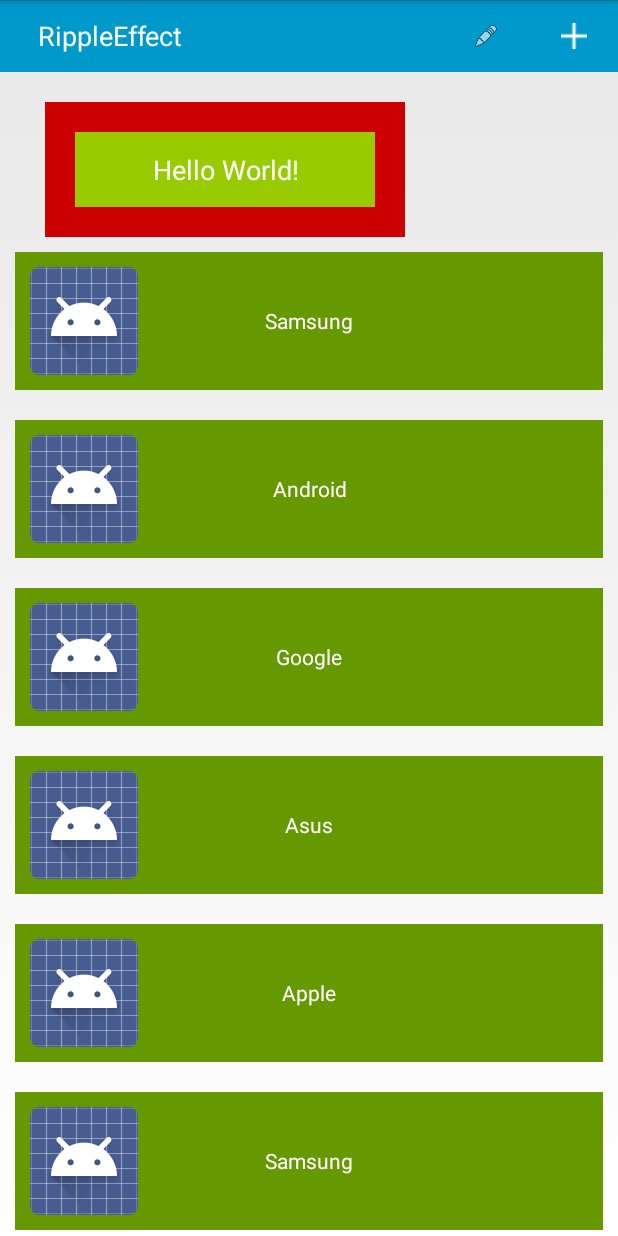
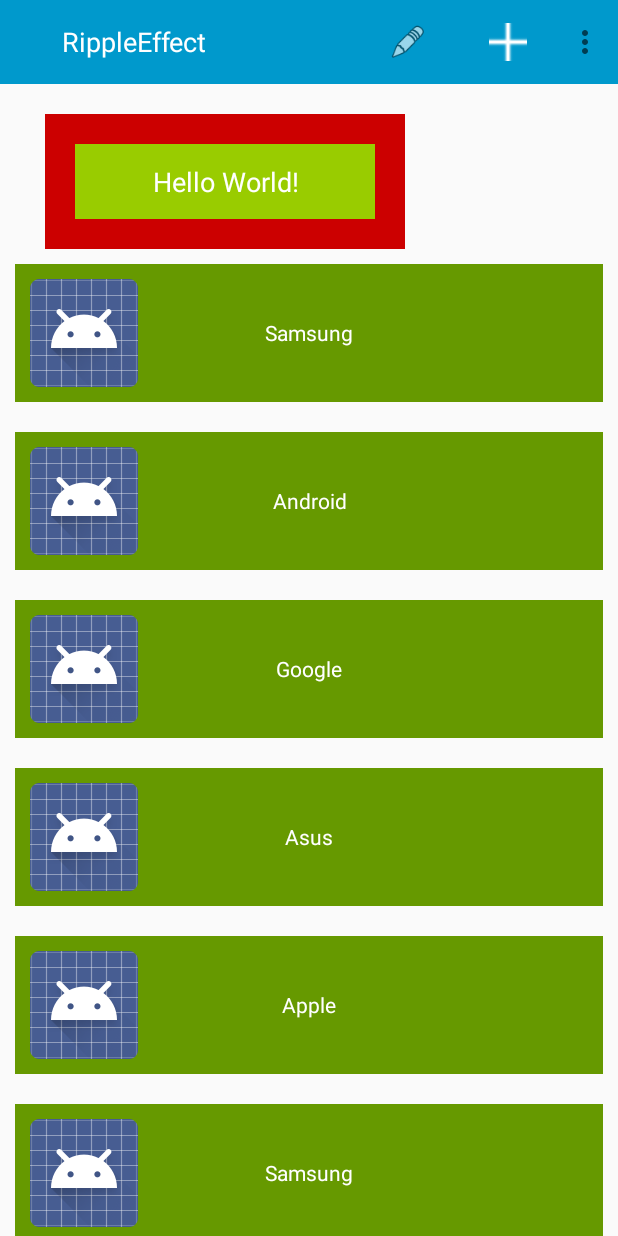
Before and after one commit to traex/RippleEffect, an Android app: the screen it shows after launch (MainActivity), on a phone screen of 412 x 824 dp. Run offline under Robolectric (Android 15) with nearby library versions, the phone set to English and light mode, and no system bars.

Commit message:
[SAMPLE] Sample with Onclick and OnLongClick with Toolbar from appcompat-v7

```diff
--- a/library/build.gradle
+++ b/library/build.gradle
@@ -1,13 +1,13 @@
 apply plugin: 'com.android.library'
 
 android {
-    compileSdkVersion 20
+    compileSdkVersion 21
     buildToolsVersion "20.0.0"
 
     defaultConfig {
         applicationId "com.andexert.library"
         minSdkVersion 9
-        targetSdkVersion 20
+        targetSdkVersion 21
         versionCode 6
         versionName "1.2.2"
     }
--- a/sample/build.gradle
+++ b/sample/build.gradle
@@ -1,13 +1,13 @@
 apply plugin: 'com.android.application'
 
 android {
-    compileSdkVersion 20
+    compileSdkVersion 21
     buildToolsVersion "20.0.0"
 
     defaultConfig {
         applicationId "com.andexert.rippleeffect"
         minSdkVersion 14
-        targetSdkVersion 20
+        targetSdkVersion 21
         versionCode 1
         versionName "1.0"
     }
@@ -22,6 +22,7 @@
 dependencies {
     compile fileTree(dir: 'libs', include: ['*.jar'])
     compile project(':library')
+    compile 'com.android.support:appcompat-v7:21.0.0'
     compile 'com.android.support:palette-v7:21.0.0'
     compile 'com.android.support:recyclerview-v7:21.0.0'
     compile 'com.android.support:support-v4:21.0.0'
--- a/sample/src/main/java/com/andexert/rippleeffect/MainActivity.java
+++ b/sample/src/main/java/com/andexert/rippleeffect/MainActivity.java
@@ -2,8 +2,10 @@
 
 import android.app.Activity;
 import android.os.Bundle;
+import android.support.v7.app.ActionBarActivity;
 import android.support.v7.widget.LinearLayoutManager;
 import android.support.v7.widget.RecyclerView;
+import android.support.v7.widget.Toolbar;
 import android.util.Log;
 import android.view.Menu;
 import android.view.MenuItem;
@@ -15,7 +17,8 @@
 import java.util.ArrayList;
 
 
-public class MainActivity extends Activity {
+public class MainActivity extends ActionBarActivity
+{
 
     private ArrayList<String> sourcesArrayList = new ArrayList<String>();
 
@@ -26,6 +29,9 @@
 
         final RippleView rippleView = (RippleView) findViewById(R.id.rect);
         final TextView textView = (TextView) findViewById(R.id.rect_child);
+        final Toolbar toolbar = (Toolbar) findViewById(R.id.actionbar);
+
+        setSupportActionBar(toolbar);
 
         rippleView.setOnClickListener(new View.OnClickListener()
         {
--- a/sample/src/main/res/layout/activity_main.xml
+++ b/sample/src/main/res/layout/activity_main.xml
@@ -29,11 +29,15 @@
     android:layout_height="match_parent"
     tools:context=".MainActivity">
 
-    <RelativeLayout
+    <android.support.v7.widget.Toolbar
         android:id="@+id/actionbar"
         android:layout_width="match_parent"
-        android:layout_height="?android:actionBarSize"
+        android:layout_height="wrap_content"
         android:background="@android:color/holo_blue_dark">
+
+    <RelativeLayout
+        android:layout_width="match_parent"
+        android:layout_height="?android:actionBarSize">
 
         <TextView
             android:layout_width="wrap_content"
@@ -79,6 +83,7 @@
         </com.andexert.library.RippleView>
 
     </RelativeLayout>
+    </android.support.v7.widget.Toolbar>
 
     <com.andexert.library.RippleView
         android:id="@+id/rect"
--- a/sample/src/main/res/values/styles.xml
+++ b/sample/src/main/res/values/styles.xml
@@ -1,7 +1,7 @@
 <resources>
 
     <!-- Base application theme. -->
-    <style name="AppTheme" parent="android:Theme.Holo.Light.NoActionBar">
+    <style name="AppTheme" parent="Theme.AppCompat.Light.NoActionBar">
         <!-- Customize your theme here. -->
     </style>
 
```
